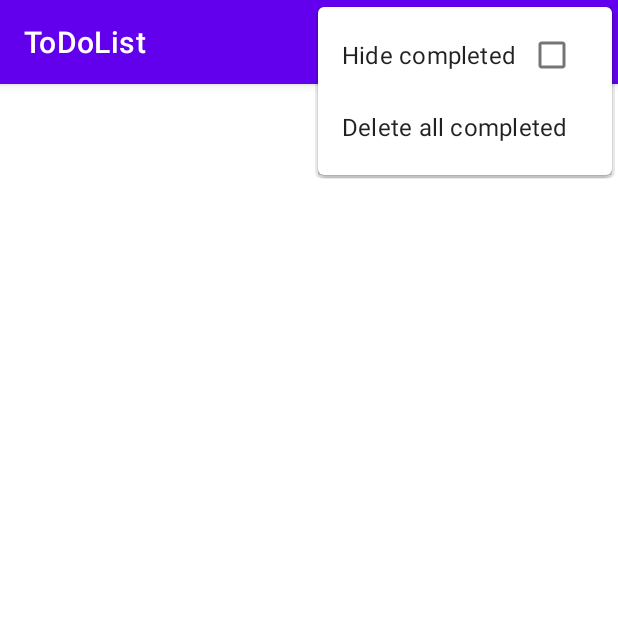
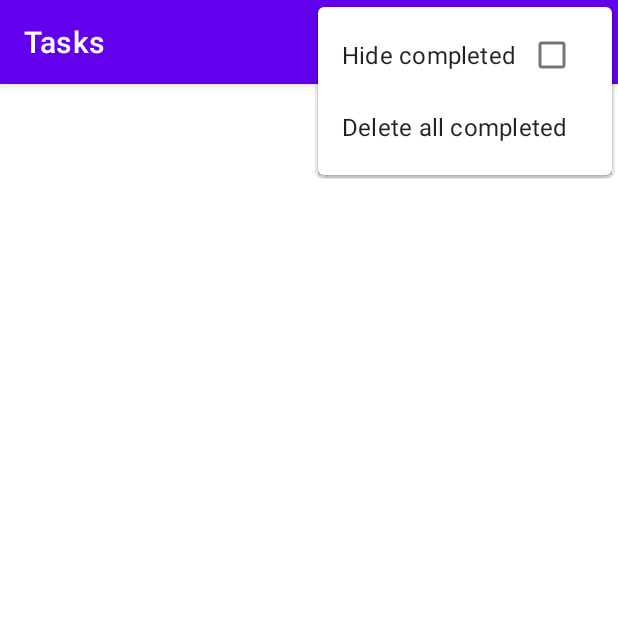
Before and after one commit to amitsalunke01/ToDoListApp, an Android app: the screen it shows after launch (MainActivity), with the options menu open, on a phone screen of 412 x 824 dp, the top half of it. Run offline under Robolectric (Android 15) with nearby library versions, the phone set to English and light mode, and no system bars; our stand-ins replace Dagger/Hilt's generated code, Room's generated code, navigation-ui; libraries missing offline, so code that uses them is left out: androidx.datastore.preferences, androidx.hilt, androidx.hilt.lifecycle; 2 statements that could not run were skipped.

```diff
--- a/app/src/main/java/com/amitsalunke/todolistapp/ui/MainActivity.kt
+++ b/app/src/main/java/com/amitsalunke/todolistapp/ui/MainActivity.kt
@@ -2,14 +2,32 @@ package com.amitsalunke.todolistapp.ui
 
 import androidx.appcompat.app.AppCompatActivity
 import android.os.Bundle
+import androidx.navigation.NavController
+import androidx.navigation.fragment.NavHostFragment
+import androidx.navigation.fragment.findNavController
+import androidx.navigation.ui.setupActionBarWithNavController
 import com.amitsalunke.todolistapp.R
 import dagger.hilt.android.AndroidEntryPoint
 
 
 @AndroidEntryPoint
 class MainActivity : AppCompatActivity() {
+    private lateinit var navController: NavController
     override fun onCreate(savedInstanceState: Bundle?) {
         super.onCreate(savedInstanceState)
         setContentView(R.layout.activity_main)
+
+        val navHostFragment =
+            supportFragmentManager.findFragmentById(R.id.nav_host_fragment) as NavHostFragment //casted to nav host fragment
+
+        navController = navHostFragment.findNavController()
+
+        //to handle back button to each of the fragment
+        setupActionBarWithNavController(navController)
+
+    }
+
+    override fun onSupportNavigateUp(): Boolean {//for up botton
+        return navController.navigateUp() || super.onSupportNavigateUp()
     }
 }
--- /dev/null
+++ b/app/src/main/java/com/amitsalunke/todolistapp/util/Utils.kt
@@ -0,0 +1,6 @@
+package com.amitsalunke.todolistapp.util
+
+
+//extensive property it used to get compile time error in when clause if we dont implement all the cases
+val <T> T.exhaustive: T
+    get() = this
--- a/app/src/main/res/navigation/nav_graph.xml
+++ b/app/src/main/res/navigation/nav_graph.xml
@@ -8,8 +8,8 @@
     <fragment
         android:id="@+id/taskFragment"
         android:name="com.amitsalunke.todolistapp.ui.tasks.TaskFragment"
-        android:label="fragment_tasks"
-        tools:layout="@layout/fragment_tasks" >
+        android:label="Tasks"
+        tools:layout="@layout/fragment_tasks">
         <action
             android:id="@+id/action_taskFragment_to_addEditTaskFragment"
             app:destination="@id/addEditTaskFragment" />
@@ -17,12 +17,15 @@
     <fragment
         android:id="@+id/addEditTaskFragment"
         android:name="com.amitsalunke.todolistapp.ui.addedittask.AddEditTaskFragment"
-        android:label="fragment_add_edit_task"
-        tools:layout="@layout/fragment_add_edit_task" >
+        android:label="{title}"
+        tools:layout="@layout/fragment_add_edit_task">
         <argument
             android:name="task"
+            android:defaultValue="@null"
             app:argType="com.amitsalunke.todolistapp.data.Task"
-            app:nullable="true"
-            android:defaultValue="@null" />
+            app:nullable="true" />
+        <argument
+            android:name="title"
+            app:argType="string" />
     </fragment>
 </navigation>
```
Also changed, not shown: app/src/main/java/com/amitsalunke/todolistapp/ui/tasks/TaskFragment.kt (+24 -1 lines), app/src/main/java/com/amitsalunke/todolistapp/ui/tasks/TaskViewModel.kt (+13 -1 lines).
